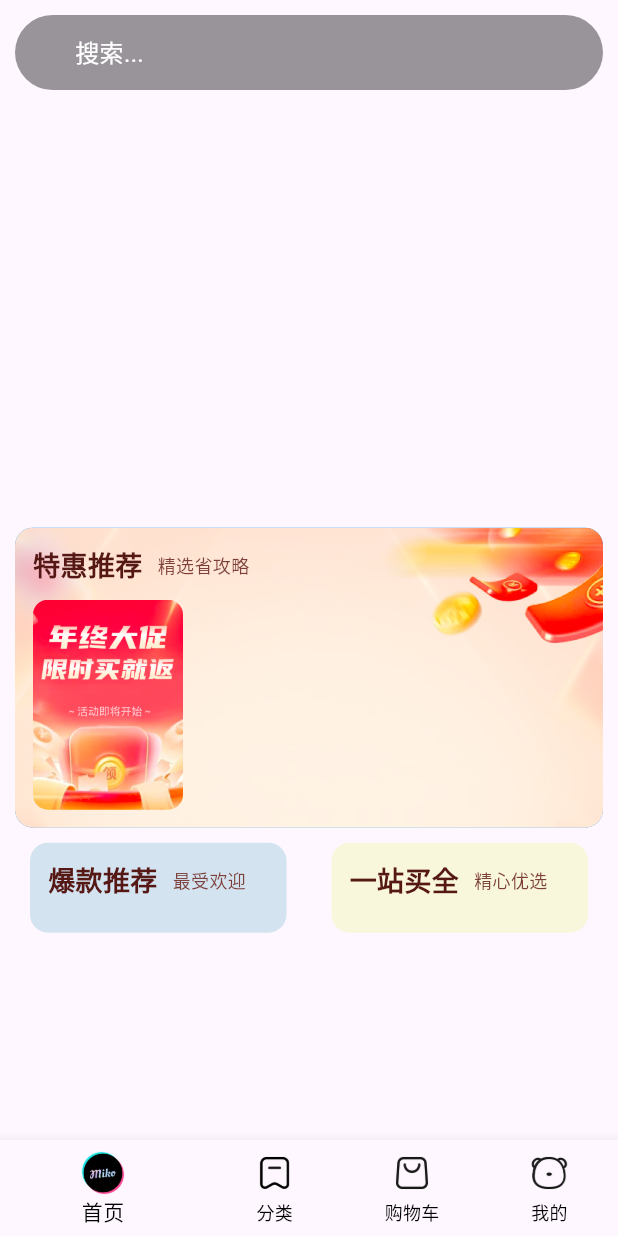
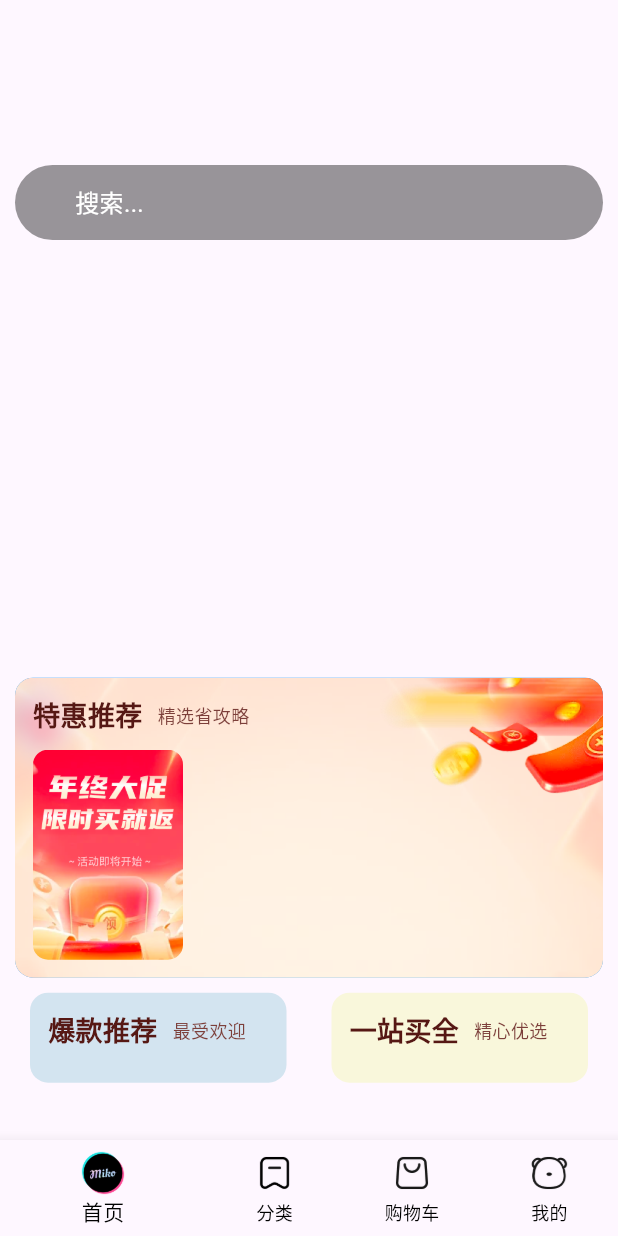
Before and after one commit to waynebing/flutter_project, a Flutter app: the screen it shows after launch, on a phone screen of 412 x 824 dp. Run offline on Flutter 3.47's test engine with Material 3 defaults, Android fonts, the phone set to English and light mode, and no system bars; drawn by our look-alikes of carousel_slider; our stand-ins replace dio; network calls fail.

Commit message:
完成下拉刷新+消息提示封装+控制下拉

```diff
--- a/hm_shop/lib/pages/Home/index.dart
+++ b/hm_shop/lib/pages/Home/index.dart
@@ -5,6 +5,7 @@ import 'package:hm_shop/components/Home/HmHot.dart';
 import 'package:hm_shop/components/Home/HmMoreList.dart';
 import 'package:hm_shop/components/Home/HmSlider.dart';
 import 'package:hm_shop/components/Home/HmSuggestion.dart';
+import 'package:hm_shop/utils/ToastUtils.dart';
 import 'package:hm_shop/viewmodels/home.dart';
 
 class HomeView extends StatefulWidget {
@@ -15,46 +16,45 @@ class HomeView extends StatefulWidget {
 }
 
 class _HomeViewState extends State<HomeView> {
+  // 分类列表
   List<CategoryItem> _categoryList = [];
   List<BannerItem> _bannerList = [
-    /* BannerItem(
-        id: "1",
-        imgUrl:
-            "https://yjy-teach-oss.oss-cn-beijing.aliyuncs.com/meituan/1.jpg"),
-    BannerItem(
-        id: "2",
-        imgUrl:
-            "https://yjy-teach-oss.oss-cn-beijing.aliyuncs.com/meituan/4.jpg"),
-    BannerItem(
-        id: "3",
-        imgUrl:
-            "https://yjy-teach-oss.oss-cn-beijing.aliyuncs.com/meituan/3.jpg"), */
+    // BannerItem(
+    //   id: "1",
+    //   imgUrl: "https://yjy-teach-oss.oss-cn-beijing.aliyuncs.com/meituan/1.jpg",
+    // ),
+    // BannerItem(
+    //   id: "2",
+    //   imgUrl: "https://yjy-teach-oss.oss-cn-beijing.aliyuncs.com/meituan/2.png",
+    // ),
+    // BannerItem(
+    //   id: "3",
+    //   imgUrl: "https://yjy-teach-oss.oss-cn-beijing.aliyuncs.com/meituan/3.jpg",
+    // ),
   ];
+  //https://yjy-teach-oss.oss-cn-beijing.aliyuncs.com/meituan/1.jpg
+  // https://yjy-teach-oss.oss-cn-beijing.aliyuncs.com/meituan/2.png
+  // https://yjy-teach-oss.oss-cn-beijing.aliyuncs.com/meituan/3.jpg
 
+  // 获取滚动容器的内容
   List<Widget> _getScrollChildern() {
     return [
-      SliverToBoxAdapter(
-          child: HmSlider(
-        bannerList: _bannerList,
-      )),
-      SliverToBoxAdapter(
-          child: SizedBox(
-        height: 10,
-      )),
+      // 包裹普通widget的sliver家族的组件
+      SliverToBoxAdapter(child: HmSlider(bannerList: _bannerList)), // 轮播图组件
+      // 放置分类组件
+      SliverToBoxAdapter(child: SizedBox(height: 10)),
+
       SliverToBoxAdapter(
         child: HmCategory(categoryList: _categoryList),
-      ),
-      SliverToBoxAdapter(
-          child: SizedBox(
-        height: 10,
-      )),
+      ), // 分类组件
+      SliverToBoxAdapter(child: SizedBox(height: 10)),
+
       SliverToBoxAdapter(
         child: HmSuggestion(specialRecommendResult: _specialRecommendResult),
-      ),
-      SliverToBoxAdapter(
-          child: SizedBox(
-        height: 10,
-      )),
+      ), // 分类组件
+      // SliverGrid SliverList只能纵向排列
+      SliverToBoxAdapter(child: SizedBox(height: 10)),
+      // ListView
       SliverToBoxAdapter(
         child: Padding(
           padding: EdgeInsets.symmetric(horizontal: 10),
@@ -72,11 +72,8 @@ class _HomeViewState extends State<HomeView> {
           ),
         ),
       ),
-      SliverToBoxAdapter(
-          child: SizedBox(
-        height: 10,
-      )),
-      HmMoreList(recommendList: _recommendList),
+      SliverToBoxAdapter(child: SizedBox(height: 10)),
+      HmMoreList(recommendList: _recommendList), // 无限滚动列表
     ];
   }
 
@@ -99,83 +96,122 @@ class _HomeViewState extends State<HomeView> {
     title: "",
     subTypes: [],
   );
-
   // 推荐列表
   List<GoodDetailItem> _recommendList = [];
 
+  // 页码
+  int _page = 1;
+  bool _isLoading = false; // 当前正在加载状态
+  bool _hasMore = true; // 是否还有下一页
+  // 获取推荐列表
+
   @override
   void initState() {
+    // TODO: implement initState
     super.initState();
-    _getBannerList();
-    _getCategoryList();
-    _getProductList();
-    _getInVogueList();
-    _getOneStopList();
-    _getRecommendList();
     _registerEvent();
+    Future.microtask(() {
+      _paddingTop = 100;
+      setState(() {});
+      _key.currentState?.show();
+    });
   }
+  // initState > build => 下拉刷新组件 => 才可以操作它
+  // Future.micoTask
 
-  //监听滚动到底部的事件
+  // 监听滚动到底部的事件
   void _registerEvent() {
     _controller.addListener(() {
       if (_controller.position.pixels >=
           (_controller.position.maxScrollExtent - 50)) {
+        // print("到底啦");
+        // 加载下一页数据
         _getRecommendList();
       }
     });
   }
 
-  void _getBannerList() async {
-    _bannerList = await getBannerListAPI();
+  Future<void> _getRecommendList() async {
+    // 当已经有请求正在加载 或者已经没有下一页了 就放弃请求
+    if (_isLoading || !_hasMore) {
+      return;
+    }
+
+    _isLoading = true; // 占住位置
+    int requestLimit = _page * 8;
+    _recommendList = await getRecommendListAPI({"limit": requestLimit});
+    _isLoading = false; // 松开位置
     setState(() {});
-  }
-
-  void _getCategoryList() async {
-    _categoryList = await getCategoryListAPI();
-    setState(() {});
-  }
-
-  //获取特惠推荐列表
-  void _getProductList() async {
-    _specialRecommendResult = await getSpecialRecommendAPI();
+    // 我要10条 你给10条 说明我要的你都给了 接着认为还有下一页
+    // 我要10条 你给9条
+    if (_recommendList.length < requestLimit) {
+      _hasMore = false;
+      return;
+    }
+    _page++; // _page +=1;
   }
 
   // 获取热榜推荐列表
-  void _getInVogueList() async {
+  Future<void> _getInVogueList() async {
     _inVogueResult = await getInVogueListAPI();
   }
 
   // 获取一站式推荐列表
-  void _getOneStopList() async {
+  Future<void> _getOneStopList() async {
     _oneStopResult = await getOneStopListAPI();
   }
 
-  int _page = 1;
-  bool _isLoading = false; //当前是否正在加载
-  bool _hasMore = true; //是否还有下一页
-//获取推荐列表
-  void _getRecommendList() async {
-    if (!_isLoading || !_hasMore) {
-      return;
-    }
-    _isLoading = true;
-    int requestLimit = _page * 8;
-    _recommendList = await getRecommendListAPI({"limit": requestLimit});
+  // 获取特惠推荐列表
+  Future<void> _getProductList() async {
+    _specialRecommendResult = await getSpecialRecommendAPI();
+  }
+
+  // 获取轮播图列表
+  Future<void> _getBannderList() async {
+    _bannerList = await getBannerListAPI();
+  }
+
+  // 获取分类列表
+  Future<void> _getCategoryList() async {
+    _categoryList = await getCategoryListAPI();
+  }
+
+  Future<void> _onRefresh() async {
+    _page = 1;
     _isLoading = false;
+    _hasMore = true;
+    await _getBannderList();
+    await _getCategoryList();
+    await _getProductList();
+    await _getInVogueList();
+    await _getOneStopList();
+    await _getRecommendList();
+    // 数据获取成功 刷新成功了
+    ToastUtils.showToast(context, "刷新成功");
+    _paddingTop = 0;
     setState(() {});
-    if (_recommendList.length < requestLimit) {
-      _hasMore = false;
-      return;
-    }
-    _page++;
   }
 
   final ScrollController _controller = ScrollController();
+
+  // GlobalKey是一个方法可以创建一个key绑定到Widget部件上 可以操作Widget部件
+  final GlobalKey<RefreshIndicatorState> _key =
+      GlobalKey<RefreshIndicatorState>();
+  double _paddingTop = 0;
   @override
   Widget build(BuildContext context) {
-    return CustomScrollView(
-      controller: _controller, //绑定控制器
-      slivers: _getScrollChildern(),
-    );
+    return RefreshIndicator(
+      key: _key,
+      onRefresh: _onRefresh,
+      child: AnimatedContainer(
+        padding: EdgeInsets.only(top: _paddingTop),
+        duration: Duration(milliseconds: 300),
+        child: CustomScrollView(
+          controller: _controller, // 绑定控制器
+          slivers: _getScrollChildern(),
+        ),
+      ),
+    ); // sliver家族的内容
   }
 }
+// 动画组件
```
Also changed, not shown: hm_shop/lib/utils/ToastUtils.dart (added, +26 -0 lines).
